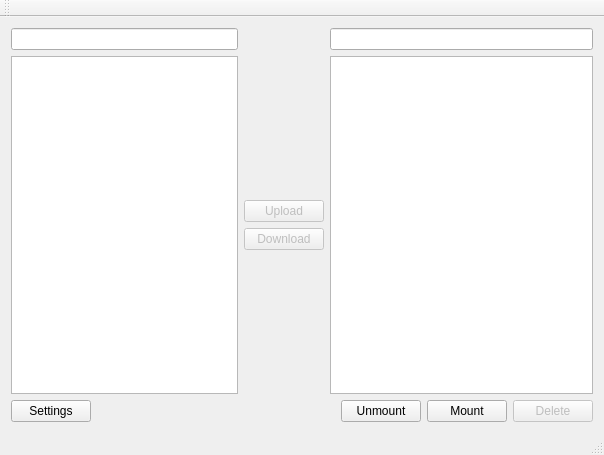
This is mainwindow.ui in lierdakil/portablemediamanager as Qt 5 draws it before an edit. The edited form follows.
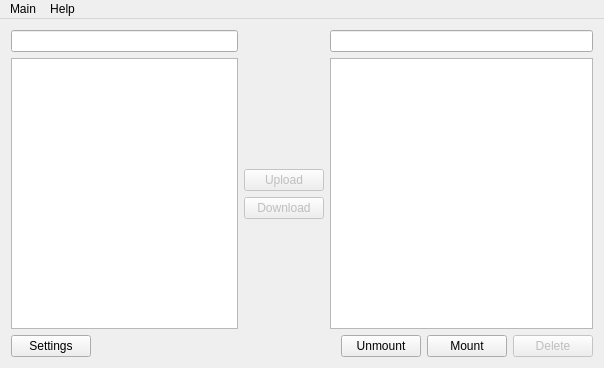
This is the edited form. Icons and pictures are not drawn.

Commit message: Added GPL into GUI

Diff of the .ui file:
```diff
--- a/mainwindow.ui
+++ b/mainwindow.ui
@@ -7,7 +7,7 @@
     <x>0</x>
     <y>0</y>
     <width>604</width>
-    <height>455</height>
+    <height>368</height>
    </rect>
   </property>
   <property name="windowTitle">
@@ -254,16 +254,40 @@
      <height>23</height>
     </rect>
    </property>
+   <widget class="QMenu" name="menuMain">
+    <property name="title">
+     <string>Main</string>
+    </property>
+    <addaction name="actionQuit"/>
+   </widget>
+   <widget class="QMenu" name="menuHelp">
+    <property name="title">
+     <string>Help</string>
+    </property>
+    <addaction name="actionAbout_Qt"/>
+    <addaction name="actionLicense"/>
+   </widget>
+   <addaction name="menuMain"/>
+   <addaction name="menuHelp"/>
   </widget>
-  <widget class="QToolBar" name="mainToolBar">
-   <attribute name="toolBarArea">
-    <enum>TopToolBarArea</enum>
-   </attribute>
-   <attribute name="toolBarBreak">
-    <bool>false</bool>
-   </attribute>
-  </widget>
-  <widget class="QStatusBar" name="statusBar"/>
+  <action name="actionQuit">
+   <property name="text">
+    <string>Quit</string>
+   </property>
+   <property name="shortcut">
+    <string>Ctrl+Q</string>
+   </property>
+  </action>
+  <action name="actionAbout_Qt">
+   <property name="text">
+    <string>About Qt</string>
+   </property>
+  </action>
+  <action name="actionLicense">
+   <property name="text">
+    <string>License</string>
+   </property>
+  </action>
  </widget>
  <layoutdefault spacing="6" margin="11"/>
  <resources>
```
Left out of the diff: 16 changed lines with no effect on the pictures. The commit also changes 7 other files.
